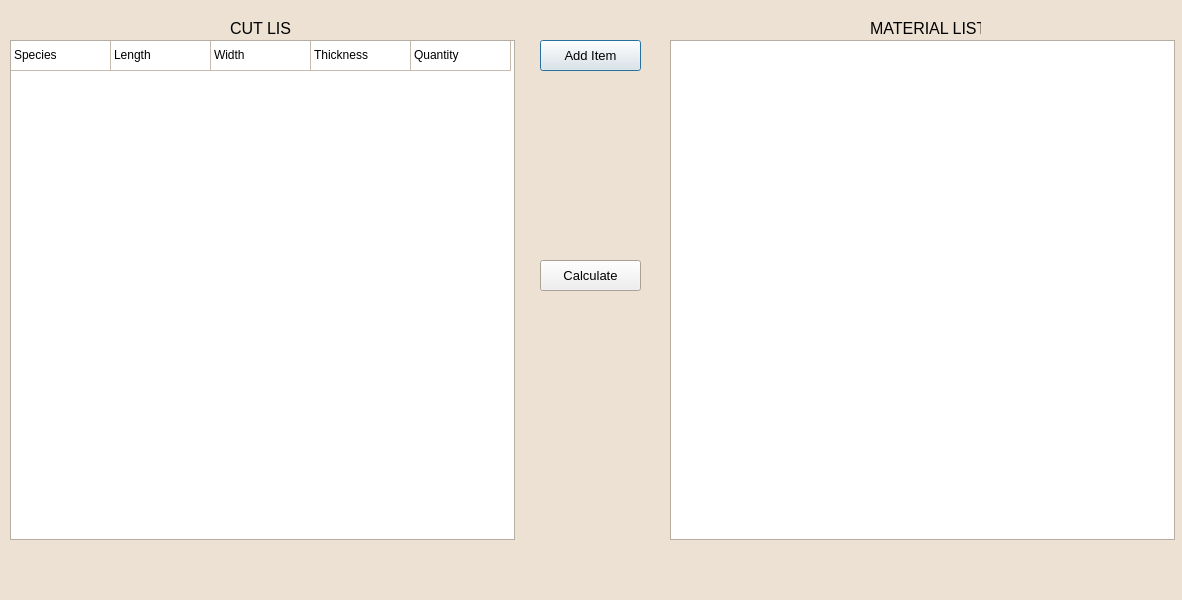
EtoDrowsy/CS499, file cutlistdialog.ui: the form before one commit.
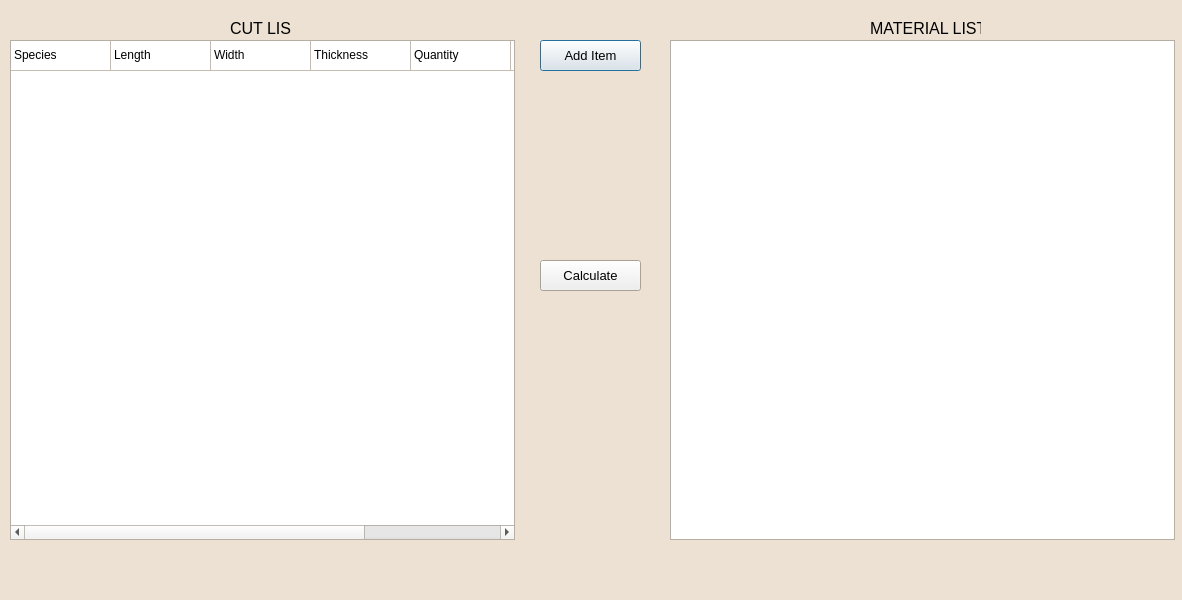
The form after the commit.

```diff
--- a/cutlistdialog.ui
+++ b/cutlistdialog.ui
@@ -81,7 +81,7 @@
     <number>1</number>
    </property>
    <property name="columnCount">
-    <number>5</number>
+    <number>7</number>
    </property>
    <attribute name="horizontalHeaderVisible">
     <bool>false</bool>
@@ -98,6 +98,8 @@
    <column/>
    <column/>
    <column/>
+   <column/>
+   <column/>
    <item row="0" column="0">
     <property name="text">
      <string>Species</string>
@@ -126,6 +128,16 @@
      <string>Quantity</string>
     </property>
    </item>
+   <item row="0" column="5">
+    <property name="text">
+     <string>Grade</string>
+    </property>
+   </item>
+   <item row="0" column="6">
+    <property name="text">
+     <string>Name</string>
+    </property>
+   </item>
   </widget>
   <widget class="QPushButton" name="addbutton">
    <property name="geometry">
```
